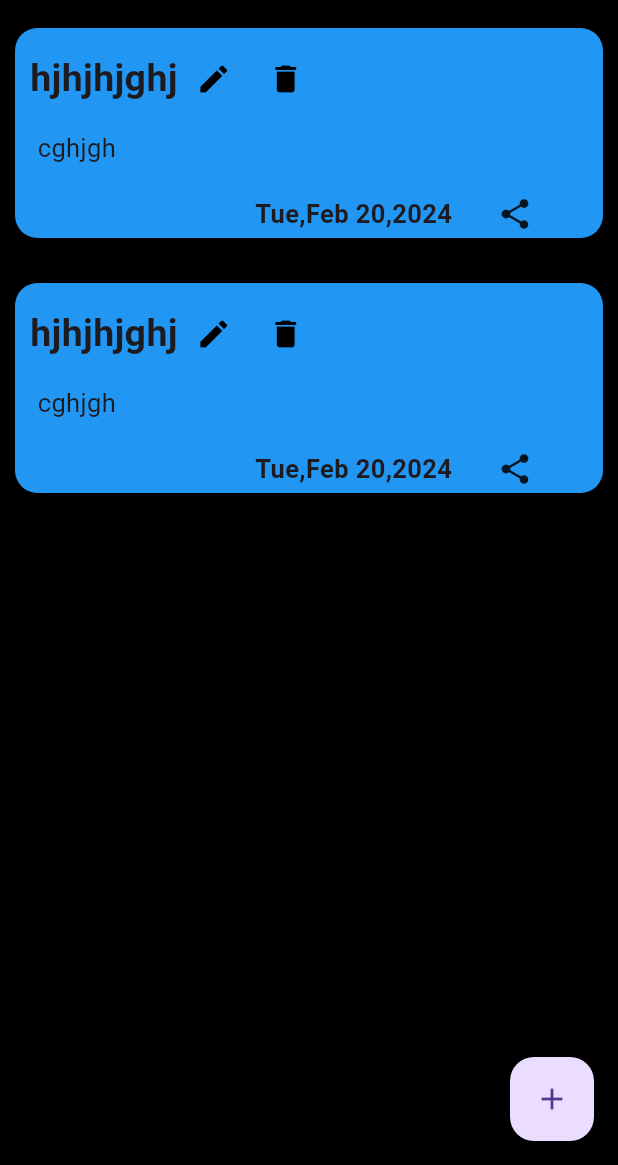
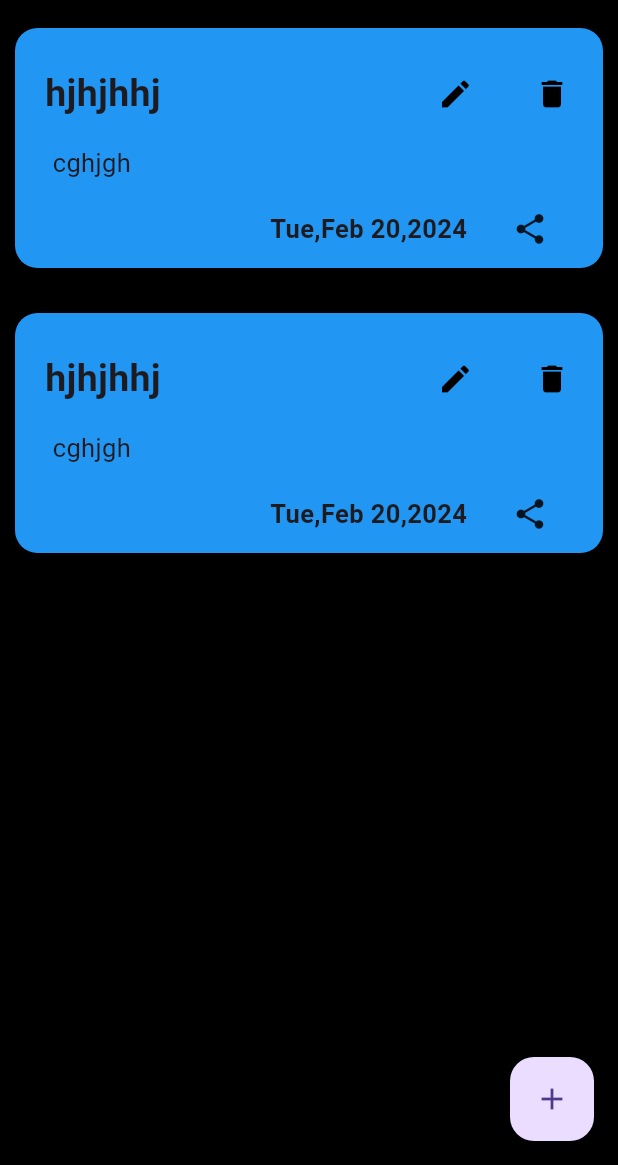
Before and after one commit to meFavas/note_app, a Flutter app: the screen it shows after launch, on a phone screen of 412 x 824 dp, the part 71-1236 px from its top. Run offline on Flutter 3.47's test engine with Material 3 defaults, Android fonts, the phone set to English and light mode, and no system bars.

Commit message:
adding color

```diff
--- a/lib/utils/database.dart
+++ b/lib/utils/database.dart
@@ -0,0 +1,10 @@
+import 'package:flutter/material.dart';
+
+class Colordb {
+  static List colorlist = [
+    Colors.yellow,
+    Colors.red,
+    Colors.blue,
+    Colors.green,
+  ];
+}
--- a/lib/view/homescreen_card/homescreen_card.dart
+++ b/lib/view/homescreen_card/homescreen_card.dart
@@ -11,24 +11,30 @@ class Homescreencard extends StatelessWidget {
     return Padding(
       padding: const EdgeInsets.symmetric(horizontal: 10, vertical: 10),
       child: Container(
-        height: 140,
+        height: 160,
         width: 370,
         decoration: BoxDecoration(
           borderRadius: BorderRadius.circular(15),
           color: Colorconstants.blue,
         ),
+        child: Padding(
+          padding: const EdgeInsets.symmetric(horizontal: 10, vertical: 10),
           child: Column(
             children: [
               Padding(
                 padding: const EdgeInsets.only(left: 10, top: 10),
                 child: Row(
+                  mainAxisAlignment: MainAxisAlignment.spaceBetween,
                   children: [
                     Text(
-                    "hjhjhjghj",
+                      "hjhjhhj",
                       style: TextStyle(
                         fontWeight: FontWeight.bold,
                         fontSize: 25,
                       ),
+                    ),
+                    SizedBox(
+                      width: 140,
                     ),
                     IconButton(
                       onPressed: () {},
@@ -83,6 +89,7 @@ class Homescreencard extends StatelessWidget {
             ],
           ),
         ),
+      ),
     );
   }
 }
--- a/lib/view/homesscreen/homescreen.dart
+++ b/lib/view/homesscreen/homescreen.dart
@@ -4,6 +4,7 @@ import 'dart:ui';
 
 import 'package:flutter/material.dart';
 import 'package:note_app/utils/color_constants.dart';
+import 'package:note_app/utils/database.dart';
 
 import 'package:note_app/view/homescreen_card/homescreen_card.dart';
 
@@ -95,7 +96,7 @@ class Homescreen extends StatelessWidget {
                             width: 50,
                             decoration: BoxDecoration(
                               borderRadius: BorderRadius.circular(10),
-                              color: Colorconstants.grey,
+                              color: Colordb.colorlist[index],
                             ),
                           ),
                         ),
```
Lines whose indentation alone changed are shown as unchanged.
